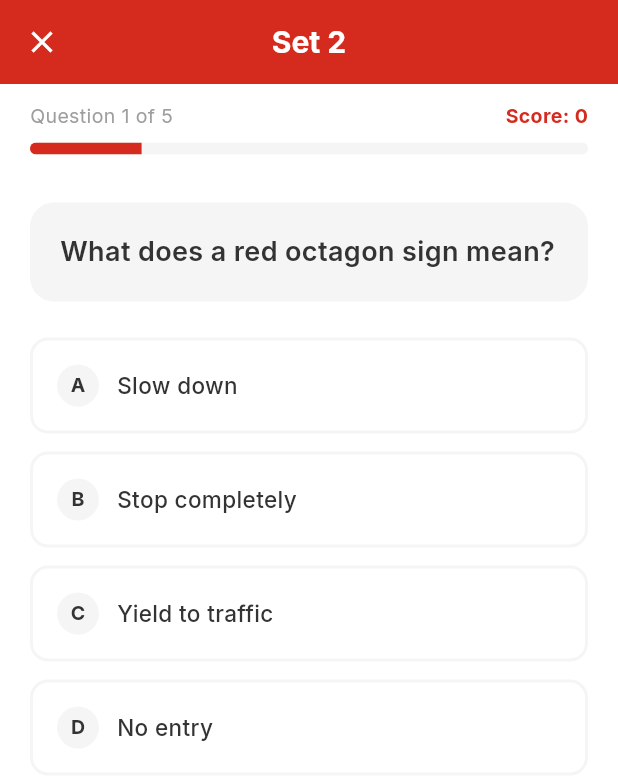
After one commit to nexoratech101/g1-ready, a Flutter app: the screen it shows after launch, after a tap on "Set 2", on a phone screen of 412 x 824 dp. The commit adds this screen. Shown: the top 780 px of the screen. Run offline on Flutter 3.47's test engine with Material 3 defaults, Android fonts, the phone set to English and light mode, and no system bars; our stand-ins replace google_fonts.

Commit message:
Quiz screen with questions, answers and explanations

```diff
--- /dev/null
+++ b/lib/data/question_data.dart
@@ -0,0 +1,46 @@
+import '../models/question.dart';
+
+class QuestionData {
+  static const List<Question> set1 = [
+    Question(
+      id: '1_1',
+      question: 'What does a red octagon sign mean?',
+      options: ['Slow down', 'Stop completely', 'Yield to traffic', 'No entry'],
+      correctIndex: 1,
+      explanation: 'A red octagon is a STOP sign. You must come to a complete stop.',
+      category: 'Road Signs',
+    ),
+    Question(
+      id: '1_2',
+      question: 'What does a yellow diamond sign indicate?',
+      options: ['School zone', 'Warning or hazard ahead', 'Construction zone', 'Speed limit change'],
+      correctIndex: 1,
+      explanation: 'Yellow diamond signs warn drivers of upcoming hazards or changes in road conditions.',
+      category: 'Road Signs',
+    ),
+    Question(
+      id: '1_3',
+      question: 'What does a white rectangular sign display?',
+      options: ['Warnings', 'Regulatory information', 'Tourist attractions', 'Services ahead'],
+      correctIndex: 1,
+      explanation: 'White rectangular signs display regulatory information like speed limits and rules.',
+      category: 'Road Signs',
+    ),
+    Question(
+      id: '1_4',
+      question: 'What shape is a yield sign?',
+      options: ['Circle', 'Square', 'Inverted triangle', 'Pentagon'],
+      correctIndex: 2,
+      explanation: 'A yield sign is an inverted triangle. You must slow down and give way to traffic.',
+      category: 'Road Signs',
+    ),
+    Question(
+      id: '1_5',
+      question: 'A green traffic light means?',
+      options: ['Stop if safe', 'Proceed with caution', 'Go if the way is clear', 'Speed up'],
+      correctIndex: 2,
+      explanation: 'Green means go if the way is clear. Always check for crossing traffic first.',
+      category: 'Road Signs',
+    ),
+  ];
+}
--- /dev/null
+++ b/lib/models/question.dart
@@ -0,0 +1,17 @@
+class Question {
+  final String id;
+  final String question;
+  final List<String> options;
+  final int correctIndex;
+  final String explanation;
+  final String category;
+
+  const Question({
+    required this.id,
+    required this.question,
+    required this.options,
+    required this.correctIndex,
+    required this.explanation,
+    required this.category,
+  });
+}
--- a/lib/screens/home_screen.dart
+++ b/lib/screens/home_screen.dart
@@ -1,5 +1,7 @@
 import 'package:flutter/material.dart';
 import '../theme/app_theme.dart';
+import '../data/question_data.dart';
+import 'quiz_screen.dart';
 
 class HomeScreen extends StatelessWidget {
   const HomeScreen({super.key});
@@ -31,7 +33,7 @@ class HomeScreen extends StatelessWidget {
               const SizedBox(height: 24),
               _buildSectionTitle('Practice Tests'),
               const SizedBox(height: 12),
-              _buildQuickStartGrid(),
+              _buildQuickStartGrid(context),
               const SizedBox(height: 24),
               _buildSectionTitle('Exam Mode'),
               const SizedBox(height: 12),
@@ -135,16 +137,16 @@ class HomeScreen extends StatelessWidget {
     );
   }
 
-  Widget _buildQuickStartGrid() {
+  Widget _buildQuickStartGrid(BuildContext context) {
     final sets = [
-      {'title': 'Set 1', 'topic': 'Road Signs'},
-      {'title': 'Set 2', 'topic': 'Traffic Laws'},
-      {'title': 'Set 3', 'topic': 'Right of Way'},
-      {'title': 'Set 4', 'topic': 'Speed Limits'},
-      {'title': 'Set 5', 'topic': 'Parking Rules'},
-      {'title': 'Set 6', 'topic': 'Alcohol & Drugs'},
-      {'title': 'Set 7', 'topic': 'Winter Driving'},
-      {'title': 'Set 8', 'topic': 'Mixed Review'},
+      {'title': 'Set 1', 'topic': 'Road Signs', 'questions': QuestionData.set1},
+      {'title': 'Set 2', 'topic': 'Traffic Laws', 'questions': QuestionData.set1},
+      {'title': 'Set 3', 'topic': 'Right of Way', 'questions': QuestionData.set1},
+      {'title': 'Set 4', 'topic': 'Speed Limits', 'questions': QuestionData.set1},
+      {'title': 'Set 5', 'topic': 'Parking Rules', 'questions': QuestionData.set1},
+      {'title': 'Set 6', 'topic': 'Alcohol & Drugs', 'questions': QuestionData.set1},
+      {'title': 'Set 7', 'topic': 'Winter Driving', 'questions': QuestionData.set1},
+      {'title': 'Set 8', 'topic': 'Mixed Review', 'questions': QuestionData.set1},
     ];
     return GridView.builder(
       shrinkWrap: true,
@@ -156,12 +158,22 @@ class HomeScreen extends StatelessWidget {
         childAspectRatio: 1.4,
       ),
       itemCount: sets.length,
-      itemBuilder: (context, index) => _buildSetCard(sets[index]),
+      itemBuilder: (context, index) => _buildSetCard(context, sets[index]),
     );
   }
 
-  Widget _buildSetCard(Map<String, dynamic> set) {
-    return Container(
+  Widget _buildSetCard(BuildContext context, Map<String, dynamic> set) {
+    return GestureDetector(
+      onTap: () => Navigator.push(
+        context,
+        MaterialPageRoute(
+          builder: (_) => QuizScreen(
+            setTitle: set['title'] as String,
+            questions: set['questions'] as dynamic,
+          ),
+        ),
+      ),
+      child: Container(
         padding: const EdgeInsets.all(14),
         decoration: BoxDecoration(
           color: AppTheme.white,
@@ -184,6 +196,7 @@ class HomeScreen extends StatelessWidget {
               ],
             ),
           ],
+        ),
       ),
     );
   }
--- /dev/null
+++ b/lib/screens/quiz_screen.dart
@@ -0,0 +1,352 @@
+import 'package:flutter/material.dart';
+import '../models/question.dart';
+import '../theme/app_theme.dart';
+
+class QuizScreen extends StatefulWidget {
+  final String setTitle;
+  final List<Question> questions;
+
+  const QuizScreen({
+    super.key,
+    required this.setTitle,
+    required this.questions,
+  });
+
+  @override
+  State<QuizScreen> createState() => _QuizScreenState();
+}
+
+class _QuizScreenState extends State<QuizScreen> {
+  int _currentIndex = 0;
+  int? _selectedAnswer;
+  bool _answered = false;
+  int _score = 0;
+  List<bool> _results = [];
+
+  Question get _currentQuestion => widget.questions[_currentIndex];
+  bool get _isLastQuestion => _currentIndex == widget.questions.length - 1;
+
+  void _selectAnswer(int index) {
+    if (_answered) return;
+    setState(() {
+      _selectedAnswer = index;
+      _answered = true;
+      bool isCorrect = index == _currentQuestion.correctIndex;
+      if (isCorrect) _score++;
+      _results.add(isCorrect);
+    });
+  }
+
+  void _nextQuestion() {
+    if (_isLastQuestion) {
+      _showResults();
+      return;
+    }
+    setState(() {
+      _currentIndex++;
+      _selectedAnswer = null;
+      _answered = false;
+    });
+  }
+
+  void _showResults() {
+    Navigator.pushReplacement(
+      context,
+      MaterialPageRoute(
+        builder: (_) => _ResultScreen(
+          score: _score,
+          total: widget.questions.length,
+          setTitle: widget.setTitle,
+        ),
+      ),
+    );
+  }
+
+  Color _getOptionColor(int index) {
+    if (!_answered) return AppTheme.white;
+    if (index == _currentQuestion.correctIndex) return AppTheme.correct;
+    if (index == _selectedAnswer) return AppTheme.incorrect;
+    return AppTheme.white;
+  }
+
+  Color _getOptionTextColor(int index) {
+    if (!_answered) return AppTheme.darkGrey;
+    if (index == _currentQuestion.correctIndex) return AppTheme.white;
+    if (index == _selectedAnswer) return AppTheme.white;
+    return AppTheme.darkGrey;
+  }
+
+  @override
+  Widget build(BuildContext context) {
+    double progress = (_currentIndex + 1) / widget.questions.length;
+
+    return Scaffold(
+      backgroundColor: AppTheme.white,
+      appBar: AppBar(
+        title: Text(widget.setTitle),
+        leading: IconButton(
+          icon: const Icon(Icons.close),
+          onPressed: () => Navigator.pop(context),
+        ),
+      ),
+      body: SafeArea(
+        child: Column(
+          children: [
+            // Progress Bar
+            Container(
+              padding: const EdgeInsets.symmetric(horizontal: 20, vertical: 12),
+              child: Column(
+                children: [
+                  Row(
+                    mainAxisAlignment: MainAxisAlignment.spaceBetween,
+                    children: [
+                      Text(
+                        'Question ${_currentIndex + 1} of ${widget.questions.length}',
+                        style: const TextStyle(
+                          fontSize: 13,
+                          color: AppTheme.mediumGrey,
+                        ),
+                      ),
+                      Text(
+                        'Score: $_score',
+                        style: const TextStyle(
+                          fontSize: 13,
+                          fontWeight: FontWeight.bold,
+                          color: AppTheme.canadianRed,
+                        ),
+                      ),
+                    ],
+                  ),
+                  const SizedBox(height: 8),
+                  ClipRRect(
+                    borderRadius: BorderRadius.circular(8),
+                    child: LinearProgressIndicator(
+                      value: progress,
+                      minHeight: 8,
+                      backgroundColor: AppTheme.lightGrey,
+                      valueColor: const AlwaysStoppedAnimation(AppTheme.canadianRed),
+                    ),
+                  ),
+                ],
+              ),
+            ),
+
+            // Question
+            Expanded(
+              child: SingleChildScrollView(
+                padding: const EdgeInsets.all(20),
+                child: Column(
+                  crossAxisAlignment: CrossAxisAlignment.start,
+                  children: [
+                    Container(
+                      width: double.infinity,
+                      padding: const EdgeInsets.all(20),
+                      decoration: BoxDecoration(
+                        color: AppTheme.lightGrey,
+                        borderRadius: BorderRadius.circular(16),
+                      ),
+                      child: Text(
+                        _currentQuestion.question,
+                        style: const TextStyle(
+                          fontSize: 18,
+                          fontWeight: FontWeight.w600,
+                          color: AppTheme.darkGrey,
+                        ),
+                      ),
+                    ),
+                    const SizedBox(height: 24),
+
+                    // Options
+                    ...List.generate(
+                      _currentQuestion.options.length,
+                      (index) => Padding(
+                        padding: const EdgeInsets.only(bottom: 12),
+                        child: GestureDetector(
+                          onTap: () => _selectAnswer(index),
+                          child: AnimatedContainer(
+                            duration: const Duration(milliseconds: 300),
+                            width: double.infinity,
+                            padding: const EdgeInsets.all(16),
+                            decoration: BoxDecoration(
+                              color: _getOptionColor(index),
+                              borderRadius: BorderRadius.circular(12),
+                              border: Border.all(
+                                color: _answered && index == _currentQuestion.correctIndex
+                                    ? AppTheme.correct
+                                    : _answered && index == _selectedAnswer
+                                        ? AppTheme.incorrect
+                                        : AppTheme.lightGrey,
+                                width: 2,
+                              ),
+                            ),
+                            child: Row(
+                              children: [
+                                Container(
+                                  width: 28,
+                                  height: 28,
+                                  decoration: BoxDecoration(
+                                    shape: BoxShape.circle,
+                                    color: _answered && (index == _currentQuestion.correctIndex || index == _selectedAnswer)
+                                        ? Colors.white24
+                                        : AppTheme.lightGrey,
+                                  ),
+                                  child: Center(
+                                    child: Text(
+                                      String.fromCharCode(65 + index),
+                                      style: TextStyle(
+                                        fontWeight: FontWeight.bold,
+                                        fontSize: 13,
+                                        color: _getOptionTextColor(index),
+                                      ),
+                                    ),
+                                  ),
+                                ),
+                                const SizedBox(width: 12),
+                                Expanded(
+                                  child: Text(
+                                    _currentQuestion.options[index],
+                                    style: TextStyle(
+                                      fontSize: 15,
+                                      color: _getOptionTextColor(index),
+                                      fontWeight: FontWeight.w500,
+                                    ),
+                                  ),
+                                ),
+                                if (_answered && index == _currentQuestion.correctIndex)
+                                  const Icon(Icons.check_circle, color: AppTheme.white, size: 20),
+                                if (_answered && index == _selectedAnswer && index != _currentQuestion.correctIndex)
+                                  const Icon(Icons.cancel, color: AppTheme.white, size: 20),
+                              ],
+                            ),
+                          ),
+                        ),
+                      ),
+                    ),
+
+                    // Explanation
+                    if (_answered)
+                      AnimatedContainer(
+                        duration: const Duration(milliseconds: 300),
+                        padding: const EdgeInsets.all(16),
+                        decoration: BoxDecoration(
+                          color: AppTheme.highlight,
+                          borderRadius: BorderRadius.circular(12),
+                          border: Border.all(color: AppTheme.warning),
+                        ),
+                        child: Row(
+                          crossAxisAlignment: CrossAxisAlignment.start,
+                          children: [
+                            const Icon(Icons.lightbulb, color: AppTheme.warning, size: 20),
+                            const SizedBox(width: 8),
+                            Expanded(
+                              child: Text(
+                                _currentQuestion.explanation,
+                                style: const TextStyle(
+                                  fontSize: 14,
+                                  color: AppTheme.darkGrey,
+                                ),
+                              ),
+                            ),
+                          ],
+                        ),
+                      ),
+                  ],
+                ),
+              ),
+            ),
+
+            // Next Button
+            if (_answered)
+              Padding(
+                padding: const EdgeInsets.all(20),
+                child: ElevatedButton(
+                  onPressed: _nextQuestion,
+                  child: Text(_isLastQuestion ? 'See Results' : 'Next Question'),
+                ),
+              ),
+          ],
+        ),
+      ),
+    );
+  }
+}
+
+class _ResultScreen extends StatelessWidget {
+  final int score;
+  final int total;
+  final String setTitle;
+
+  const _ResultScreen({
+    required this.score,
+    required this.total,
+    required this.setTitle,
+  });
+
+  @override
+  Widget build(BuildContext context) {
+    double percentage = score / total;
+    bool passed = percentage >= 0.8;
+
+    return Scaffold(
+      backgroundColor: AppTheme.white,
+      body: SafeArea(
+        child: Padding(
+          padding: const EdgeInsets.all(24),
+          child: Column(
+            mainAxisAlignment: MainAxisAlignment.center,
+            children: [
+              Icon(
+                passed ? Icons.emoji_events : Icons.refresh,
+                size: 80,
+                color: passed ? AppTheme.gold : AppTheme.canadianRed,
+              ),
+              const SizedBox(height: 24),
+              Text(
+                passed ? 'Great Job!' : 'Keep Practicing!',
+                style: const TextStyle(
+                  fontSize: 28,
+                  fontWeight: FontWeight.bold,
+                  color: AppTheme.darkGrey,
+                ),
+              ),
+              const SizedBox(height: 8),
+              Text(
+                setTitle,
+                style: const TextStyle(fontSize: 16, color: AppTheme.mediumGrey),
+              ),
+              const SizedBox(height: 32),
+              Container(
+                padding: const EdgeInsets.all(24),
+                decoration: BoxDecoration(
+                  color: passed ? AppTheme.correct : AppTheme.canadianRed,
+                  borderRadius: BorderRadius.circular(16),
+                ),
+                child: Column(
+                  children: [
+                    Text(
+                      '$score / $total',
+                      style: const TextStyle(
+                        fontSize: 48,
+                        fontWeight: FontWeight.bold,
+                        color: AppTheme.white,
+                      ),
+                    ),
+                    Text(
+                      '${(percentage * 100).toInt()}%',
+                      style: const TextStyle(fontSize: 20, color: AppTheme.white),
+                    ),
+                  ],
+                ),
+              ),
+              const SizedBox(height: 32),
+              ElevatedButton(
+                onPressed: () => Navigator.popUntil(context, (r) => r.isFirst),
+                child: const Text('Back to Home'),
+              ),
+            ],
+          ),
+        ),
+      ),
+    );
+  }
+}
```
Lines whose indentation alone changed are shown as unchanged.
